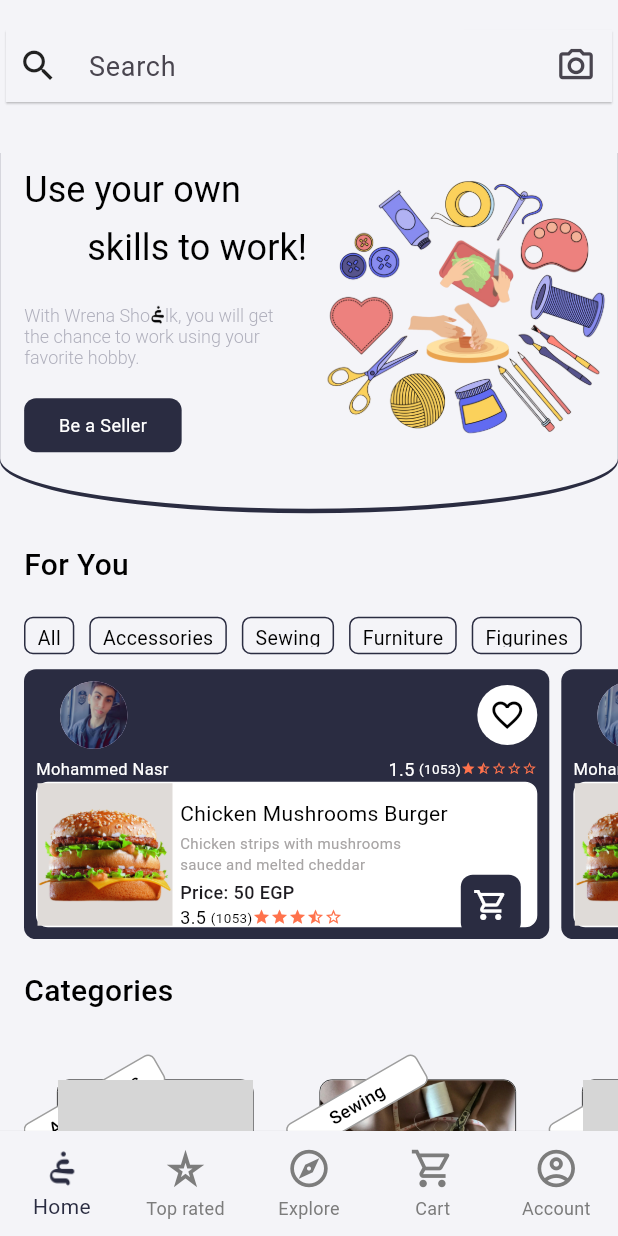
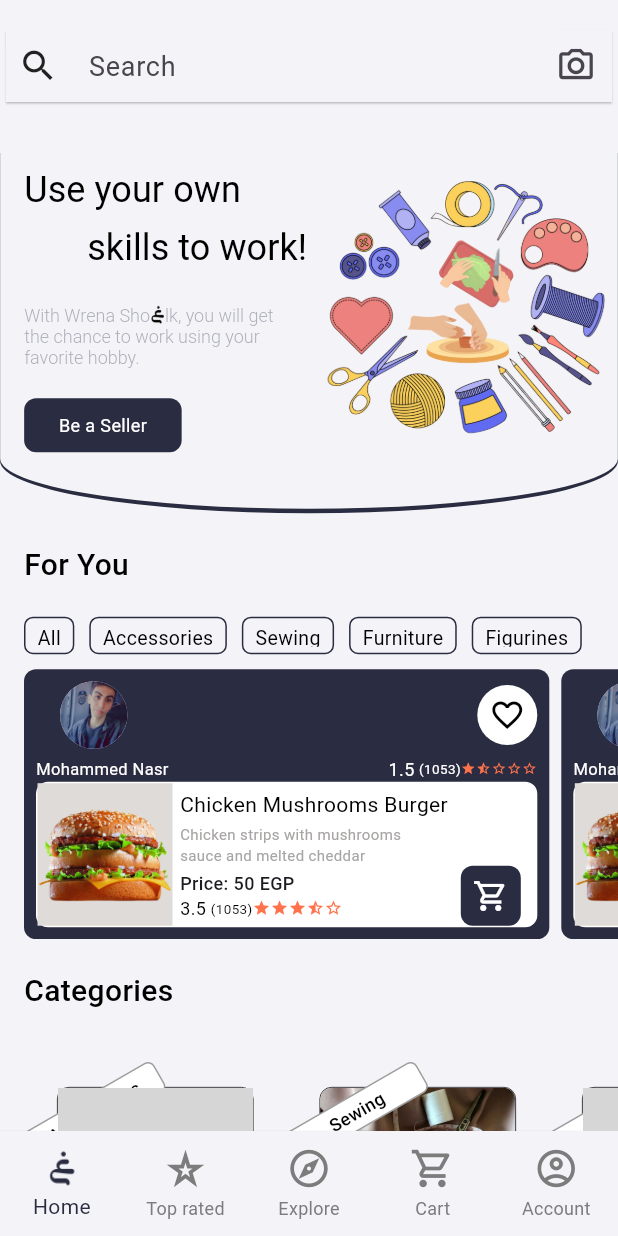
Before and after one commit to Ghardk-SCU/ghardk_mobile_aplication, a Flutter app: the screen it shows after launch, on a phone screen of 412 x 824 dp. Run offline on Flutter 3.47's test engine with Material 3 defaults, Android fonts, the phone set to English and light mode, and no system bars; drawn by our look-alikes of flutter_rating_bar; our stand-ins replace font_awesome_flutter, get; grey boxes are pictures that could not be loaded.

Commit message:
fix menuItem issue

```diff
--- a/lib/presentation/homePage/homePageBody/homePageBody.dart
+++ b/lib/presentation/homePage/homePageBody/homePageBody.dart
@@ -30,7 +30,7 @@ class _homePageBodyState extends State<homePageBody> {
           const SizedBox(height: 20),
           const mainTitle(title: 'Categories'),
           const SizedBox(height: 25),
-          SizedBox(height: 160, child: categoriesListView()),
+          SizedBox(height: 170, child: categoriesListView()),
           const SizedBox(height: 20),
           const mainTitle(title: 'Discount'),
           const SizedBox(height: 10),
--- a/lib/presentation/homePage/homePageBody/menu_list_view/itemInfo.dart
+++ b/lib/presentation/homePage/homePageBody/menu_list_view/itemInfo.dart
@@ -29,7 +29,7 @@ class ItemInfo extends StatelessWidget {
             SizedBox(width: 5),
             Expanded(
               child: Padding(
-                padding: const EdgeInsets.only(top: 10),
+                padding: const EdgeInsets.only(top: 4),
                 child: Column(
                   crossAxisAlignment: CrossAxisAlignment.start,
                   children: [
--- a/lib/presentation/homePage/homePageBody/menu_list_view/menuItem.dart
+++ b/lib/presentation/homePage/homePageBody/menu_list_view/menuItem.dart
@@ -17,7 +17,7 @@ class _menuItemState extends State<menuItem> {
   Widget build(BuildContext context) {
     return Container(
       width: MediaQuery.of(context).size.width * 0.85,
-      height: 180,
+      height: 190,
       decoration: BoxDecoration(
         color: kMainColor,
         borderRadius: BorderRadius.circular(8),
```
